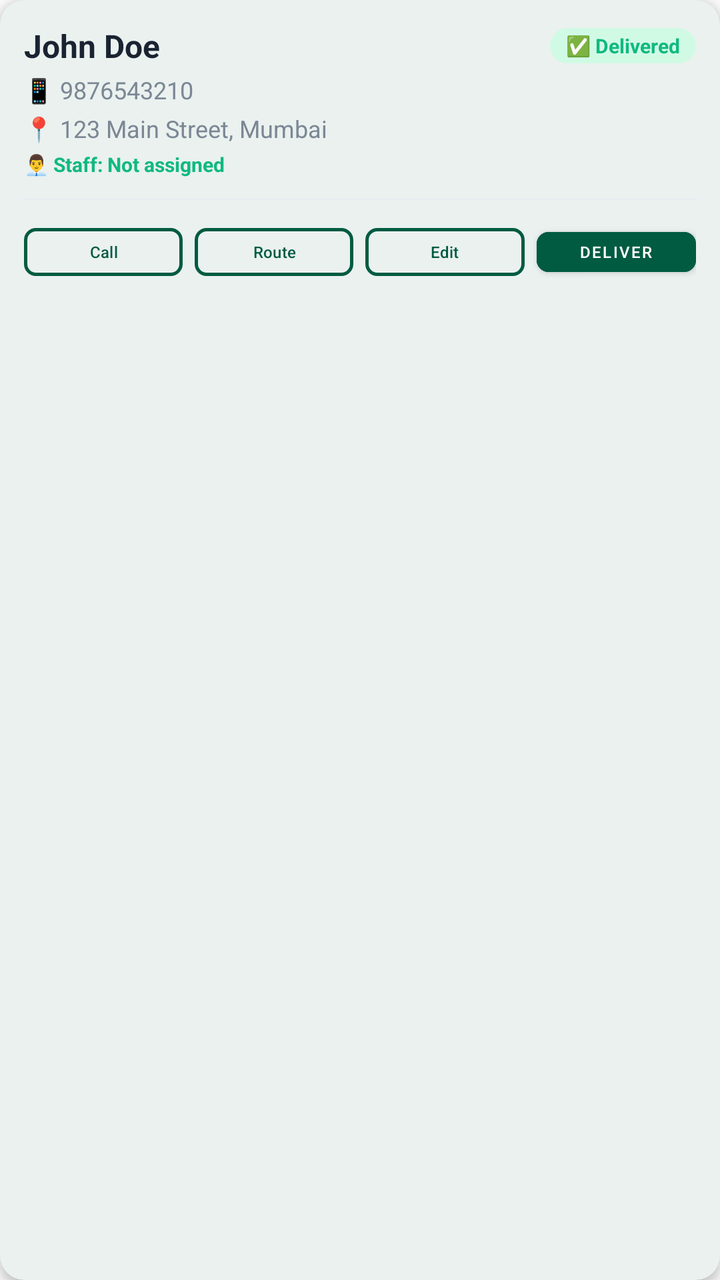
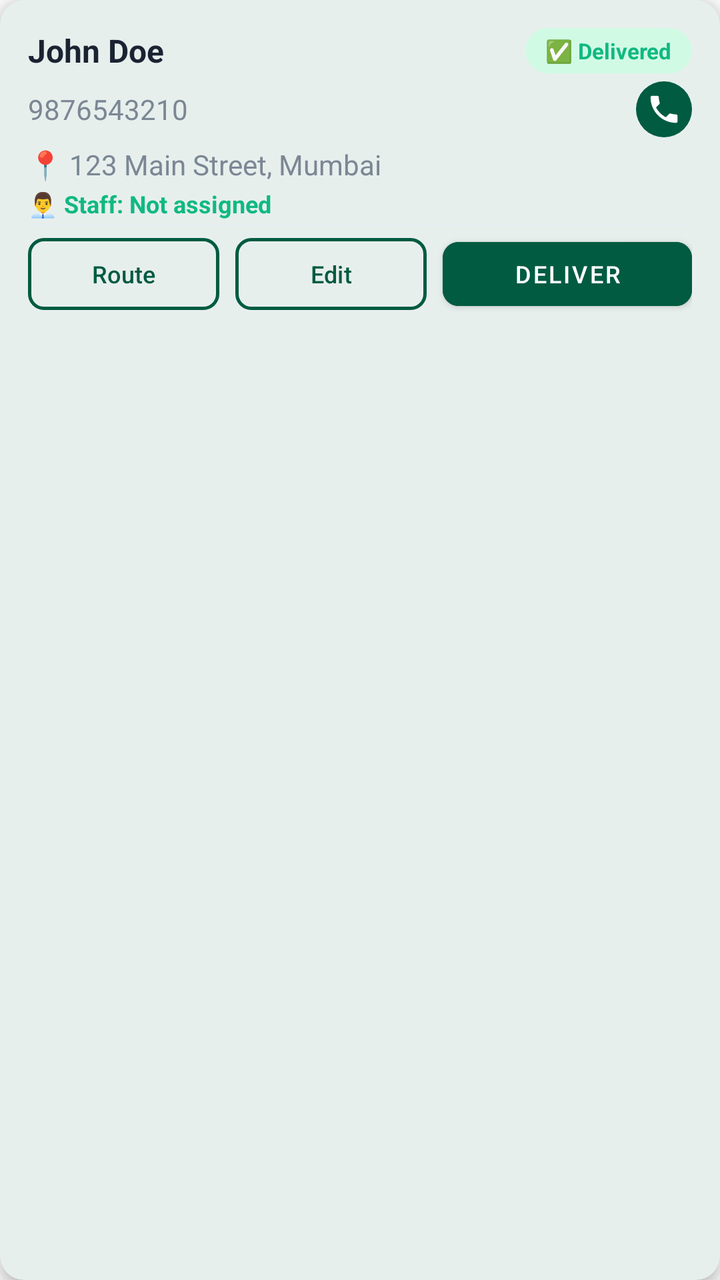

An Android layout rendered at two revisions. The XML below is the earlier revision; the diff shows what the commit changed to produce the second picture.
<!-- AndroidManifest.xml: application theme Theme.MilkDelivery -->
<!-- res/layout/item_customer_card.xml -->
<?xml version="1.0" encoding="utf-8"?>
<com.google.android.material.card.MaterialCardView
    xmlns:android="http://schemas.android.com/apk/res/android"
    xmlns:app="http://schemas.android.com/apk/res-auto"
    android:layout_width="match_parent"
    android:layout_height="wrap_content"
    android:layout_marginStart="@dimen/card_margin"
    android:layout_marginEnd="@dimen/card_margin"
    android:layout_marginTop="@dimen/card_margin_small"
    android:layout_marginBottom="@dimen/card_margin_small"
    app:cardCornerRadius="@dimen/card_corner_radius"
    app:cardElevation="@dimen/card_elevation"
    app:cardBackgroundColor="#FFFFFF">

    <LinearLayout
        android:layout_width="match_parent"
        android:layout_height="wrap_content"
        android:orientation="vertical"
        android:padding="@dimen/card_padding">

        
        <LinearLayout
            android:layout_width="match_parent"
            android:layout_height="wrap_content"
            android:orientation="horizontal"
            android:gravity="center_vertical">

            <TextView
                android:id="@+id/txt_customer_name"
                android:layout_width="0dp"
                android:layout_height="wrap_content"
                android:layout_weight="1"
                android:text="John Doe"
                android:textSize="@dimen/text_size_large"
                android:textStyle="bold"
                android:textColor="#1A2332"
                android:maxLines="1"
                android:ellipsize="end" />

            <TextView
                android:id="@+id/txt_customer_status"
                android:layout_width="wrap_content"
                android:layout_height="wrap_content"
                android:text="✅ Delivered"
                android:textSize="@dimen/text_size_small"
                android:textStyle="bold"
                android:paddingHorizontal="@dimen/status_padding_horizontal"
                android:paddingVertical="@dimen/status_padding_vertical"
                android:background="@drawable/bg_status_active"
                android:textColor="#10B981"
                android:layout_marginStart="@dimen/margin_small" />

        </LinearLayout>

        
        <TextView
            android:id="@+id/txt_customer_mobile"
            android:layout_width="wrap_content"
            android:layout_height="wrap_content"
            android:text="📱 9876543210"
            android:textSize="@dimen/text_size_medium"
            android:textColor="#7B8794"
            android:layout_marginTop="@dimen/margin_tiny" />

        
        <TextView
            android:id="@+id/txt_customer_address"
            android:layout_width="wrap_content"
            android:layout_height="wrap_content"
            android:text="📍 123 Main Street, Mumbai"
            android:textSize="@dimen/text_size_medium"
            android:textColor="#7B8794"
            android:layout_marginTop="@dimen/margin_tiny"
            android:maxLines="2"
            android:ellipsize="end" />

        
        <TextView
            android:id="@+id/txt_customer_staff_name"
            android:layout_width="wrap_content"
            android:layout_height="wrap_content"
            android:text="👨‍💼 Staff: Not assigned"
            android:textSize="@dimen/text_size_small"
            android:textColor="#10B981"
            android:textStyle="bold"
            android:layout_marginTop="@dimen/margin_tiny" />

        
        <View
            android:layout_width="match_parent"
            android:layout_height="1dp"
            android:background="#E8EDF2"
            android:layout_marginVertical="@dimen/margin_medium" />

        
        <LinearLayout
            android:layout_width="match_parent"
            android:layout_height="wrap_content"
            android:orientation="horizontal"
            android:weightSum="4"
            android:gravity="center">

            
            <com.google.android.material.button.MaterialButton
                android:id="@+id/btn_call"
                style="@style/Widget.Material3.Button.OutlinedButton"
                android:layout_width="0dp"
                android:layout_height="@dimen/button_height"
                android:layout_weight="1"
                android:layout_marginEnd="@dimen/button_margin_small"
                android:text="Call"
                android:textSize="@dimen/button_text_size"
                android:textColor="@color/primary"
                android:gravity="center"
                android:textAlignment="center"
                android:minWidth="0dp"
                app:strokeColor="@color/primary"
                app:strokeWidth="1.5dp"
                app:cornerRadius="@dimen/button_corner_radius"
                app:iconSize="@dimen/icon_size_small"
                app:iconGravity="textStart"
                app:iconPadding="@dimen/icon_padding" />

            
            <com.google.android.material.button.MaterialButton
                android:id="@+id/btn_navigate"
                style="@style/Widget.Material3.Button.OutlinedButton"
                android:layout_width="0dp"
                android:layout_height="@dimen/button_height"
                android:layout_weight="1"
                android:layout_marginStart="@dimen/button_margin_small"
                android:layout_marginEnd="@dimen/button_margin_small"
                android:text="Route"
                android:textSize="@dimen/button_text_size"
                android:textColor="@color/primary"
                android:gravity="center"
                android:textAlignment="center"
                android:minWidth="0dp"
                app:strokeColor="@color/primary"
                app:strokeWidth="1.5dp"
                app:cornerRadius="@dimen/button_corner_radius"
                app:iconSize="@dimen/icon_size_small"
                app:iconGravity="textStart"
                app:iconPadding="@dimen/icon_padding" />

            
            <com.google.android.material.button.MaterialButton
                android:id="@+id/btn_edit"
                style="@style/Widget.Material3.Button.OutlinedButton"
                android:layout_width="0dp"
                android:layout_height="@dimen/button_height"
                android:layout_weight="1"
                android:layout_marginStart="@dimen/button_margin_small"
                android:layout_marginEnd="@dimen/button_margin_small"
                android:text="Edit"
                android:textSize="@dimen/button_text_size"
                android:textColor="@color/primary"
                android:gravity="center"
                android:textAlignment="center"
                android:minWidth="0dp"
                app:strokeColor="@color/primary"
                app:strokeWidth="1.5dp"
                app:cornerRadius="@dimen/button_corner_radius"
                app:iconSize="@dimen/icon_size_small"
                app:iconGravity="textStart"
                app:iconPadding="@dimen/icon_padding" />

            
            <com.google.android.material.button.MaterialButton
                android:id="@+id/btn_deliver"
                android:layout_width="0dp"
                android:layout_height="@dimen/button_height"
                android:layout_weight="1"
                android:layout_marginStart="@dimen/button_margin_small"
                android:text="Deliver"
                android:textSize="@dimen/button_text_size"
                android:textColor="#FFFFFF"
                android:gravity="center"
                android:textAlignment="center"
                android:minWidth="0dp"
                android:backgroundTint="@color/primary"
                app:cornerRadius="@dimen/button_corner_radius"

                app:iconSize="@dimen/icon_size_small"
                app:iconGravity="textStart"
                app:iconPadding="@dimen/icon_padding"
                style="@style/Widget.MaterialComponents.Button" />

        </LinearLayout>

    </LinearLayout>

</com.google.android.material.card.MaterialCardView>
<!-- resources referenced by this layout -->
<resources>
  <color name="primary">#005B41</color>
  <dimen name="button_corner_radius">8dp</dimen>
  <dimen name="button_height">36dp</dimen>
  <dimen name="button_margin_small">4dp</dimen>
  <dimen name="button_text_size">10sp</dimen>
  <dimen name="card_corner_radius">16dp</dimen>
  <dimen name="card_elevation">4dp</dimen>
  <dimen name="card_margin">8dp</dimen>
  <dimen name="card_margin_small">4dp</dimen>
  <dimen name="card_padding">16dp</dimen>
  <dimen name="icon_padding">4dp</dimen>
  <dimen name="icon_size_small">16dp</dimen>
  <dimen name="margin_medium">12dp</dimen>
  <dimen name="margin_small">8dp</dimen>
  <dimen name="margin_tiny">4dp</dimen>
  <dimen name="status_padding_horizontal">10dp</dimen>
  <dimen name="status_padding_vertical">3dp</dimen>
  <dimen name="text_size_large">18sp</dimen>
  <dimen name="text_size_medium">14sp</dimen>
  <dimen name="text_size_small">12sp</dimen>
  <!-- drawable bg_status_active (drawable) -->
  <?xml version="1.0" encoding="utf-8"?>
  <shape xmlns:android="http://schemas.android.com/apk/res/android"
      android:shape="rectangle">
      <corners android:radius="12dp" />
      <solid android:color="#D1FAE5" />
  </shape>
  <style name="Theme.MilkDelivery" parent="Theme.Material3.Light.NoActionBar">
          
          <item name="colorPrimary">@color/primary</item>
          <item name="colorPrimaryDark">@color/primary_dark</item>
          <item name="colorSecondary">@color/secondary</item>
          <item name="android:statusBarColor">@color/primary</item>
          <item name="android:windowLightStatusBar">false</item>
  
          
          <item name="colorSurface">@color/surface</item>
          <item name="colorOnSurface">@color/on_surface</item>
          <item name="android:windowBackground">@color/background</item>
          <item name="colorSurfaceVariant">@color/surface_variant</item>
          <item name="colorOnSurfaceVariant">@color/on_surface_variant</item>
  
          
          <item name="materialCardViewStyle">@style/Widget.Material3.CardView.Elevated</item>
  
          
          <item name="android:colorBackground">@color/background</item>
          <item name="android:navigationBarColor">@color/background</item>
      </style>
  <color name="primary_dark">#00402E</color>
  <color name="secondary">#03DAC6</color>
  <color name="surface">#FFFFFF</color>
  <color name="on_surface">#212121</color>
  <color name="background">#FAFAFA</color>
  <color name="surface_variant">#F4F4F4</color>
  <color name="on_surface_variant">#555555</color>
</resources>

<!-- the commit's change to res/layout/item_customer_card.xml (unified diff, before → after) -->
@@ -4,19 +4,19 @@
     xmlns:app="http://schemas.android.com/apk/res-auto"
     android:layout_width="match_parent"
     android:layout_height="wrap_content"
-    android:layout_marginStart="@dimen/card_margin"
-    android:layout_marginEnd="@dimen/card_margin"
-    android:layout_marginTop="@dimen/card_margin_small"
-    android:layout_marginBottom="@dimen/card_margin_small"
-    app:cardCornerRadius="@dimen/card_corner_radius"
-    app:cardElevation="@dimen/card_elevation"
+    android:layout_marginStart="12dp"
+    android:layout_marginEnd="12dp"
+    android:layout_marginTop="6dp"
+    android:layout_marginBottom="6dp"
+    app:cardCornerRadius="12dp"
+    app:cardElevation="4dp"
     app:cardBackgroundColor="#FFFFFF">
 
     <LinearLayout
         android:layout_width="match_parent"
         android:layout_height="wrap_content"
         android:orientation="vertical"
-        android:padding="@dimen/card_padding">
+        android:padding="14dp">
 
         
         <LinearLayout
@@ -31,7 +31,7 @@
                 android:layout_height="wrap_content"
                 android:layout_weight="1"
                 android:text="John Doe"
-                android:textSize="@dimen/text_size_large"
+                android:textSize="16sp"
                 android:textStyle="bold"
                 android:textColor="#1A2332"
                 android:maxLines="1"
@@ -42,25 +42,46 @@
                 android:layout_width="wrap_content"
                 android:layout_height="wrap_content"
                 android:text="✅ Delivered"
-                android:textSize="@dimen/text_size_small"
+                android:textSize="11sp"
                 android:textStyle="bold"
-                android:paddingHorizontal="@dimen/status_padding_horizontal"
-                android:paddingVertical="@dimen/status_padding_vertical"
+                android:paddingHorizontal="10dp"
+                android:paddingVertical="4dp"
                 android:background="@drawable/bg_status_active"
                 android:textColor="#10B981"
-                android:layout_marginStart="@dimen/margin_small" />
+                android:layout_marginStart="8dp" />
 
         </LinearLayout>
 
         
-        <TextView
-            android:id="@+id/txt_customer_mobile"
-            android:layout_width="wrap_content"
+        <LinearLayout
+            android:layout_width="match_parent"
             android:layout_height="wrap_content"
-            android:text="📱 9876543210"
-            android:textSize="@dimen/text_size_medium"
-            android:textColor="#7B8794"
-            android:layout_marginTop="@dimen/margin_tiny" />
+            android:orientation="horizontal"
+            android:gravity="center_vertical"
+            android:layout_marginTop="4dp">
+
+            <TextView
+                android:id="@+id/txt_customer_mobile"
+                android:layout_width="0dp"
+                android:layout_height="wrap_content"
+                android:layout_weight="1"
+                android:text="9876543210"
+                android:textSize="14sp"
+                android:textColor="#7B8794" />
+
+            
+            <ImageButton
+                android:id="@+id/btn_call_icon"
+                android:layout_width="28dp"
+                android:layout_height="28dp"
+                android:background="@drawable/circle_background_primary"
+                android:src="@drawable/ic_call"
+                android:padding="5dp"
+                android:scaleType="centerInside"
+                android:contentDescription="Call"
+                app:tint="@android:color/white" />
+
+        </LinearLayout>
 
         
         <TextView
@@ -68,9 +89,9 @@
             android:layout_width="wrap_content"
             android:layout_height="wrap_content"
             android:text="📍 123 Main Street, Mumbai"
-            android:textSize="@dimen/text_size_medium"
+            android:textSize="14sp"
             android:textColor="#7B8794"
-            android:layout_marginTop="@dimen/margin_tiny"
+            android:layout_marginTop="4dp"
             android:maxLines="2"
             android:ellipsize="end" />
 
@@ -80,110 +101,83 @@
             android:layout_width="wrap_content"
             android:layout_height="wrap_content"
             android:text="👨‍💼 Staff: Not assigned"
-            android:textSize="@dimen/text_size_small"
+            android:textSize="12sp"
             android:textColor="#10B981"
             android:textStyle="bold"
-            android:layout_marginTop="@dimen/margin_tiny" />
+            android:layout_marginTop="2dp" />
 
         
         <View
             android:layout_width="match_parent"
             android:layout_height="1dp"
             android:background="#E8EDF2"
-            android:layout_marginVertical="@dimen/margin_medium" />
+            android:layout_marginVertical="2dp" />
 
         
         <LinearLayout
             android:layout_width="match_parent"
             android:layout_height="wrap_content"
             android:orientation="horizontal"
-            android:weightSum="4"
             android:gravity="center">
 
             
             <com.google.android.material.button.MaterialButton
-                android:id="@+id/btn_call"
+                android:id="@+id/btn_navigate"
                 style="@style/Widget.Material3.Button.OutlinedButton"
                 android:layout_width="0dp"
-                android:layout_height="@dimen/button_height"
+                android:layout_height="44dp"
                 android:layout_weight="1"
-                android:layout_marginEnd="@dimen/button_margin_small"
-                android:text="Call"
-                android:textSize="@dimen/button_text_size"
+                android:layout_marginEnd="4dp"
+                android:text="Route"
+                android:textSize="12sp"
                 android:textColor="@color/primary"
                 android:gravity="center"
                 android:textAlignment="center"
                 android:minWidth="0dp"
                 app:strokeColor="@color/primary"
                 app:strokeWidth="1.5dp"
-                app:cornerRadius="@dimen/button_corner_radius"
-                app:iconSize="@dimen/icon_size_small"
+                app:cornerRadius="8dp"
                 app:iconGravity="textStart"
-                app:iconPadding="@dimen/icon_padding" />
+                app:iconPadding="0dp" />
 
             
             <com.google.android.material.button.MaterialButton
-                android:id="@+id/btn_navigate"
+                android:id="@+id/btn_edit"
                 style="@style/Widget.Material3.Button.OutlinedButton"
                 android:layout_width="0dp"
-                android:layout_height="@dimen/button_height"
+                android:layout_height="44dp"
                 android:layout_weight="1"
-                android:layout_marginStart="@dimen/button_margin_small"
-                android:layout_marginEnd="@dimen/button_margin_small"
-                android:text="Route"
-                android:textSize="@dimen/button_text_size"
+                android:layout_marginStart="4dp"
+                android:layout_marginEnd="4dp"
+                android:text="Edit"
+                android:textSize="12sp"
                 android:textColor="@color/primary"
                 android:gravity="center"
                 android:textAlignment="center"
                 android:minWidth="0dp"
                 app:strokeColor="@color/primary"
                 app:strokeWidth="1.5dp"
-                app:cornerRadius="@dimen/button_corner_radius"
-                app:iconSize="@dimen/icon_size_small"
+                app:cornerRadius="8dp"
                 app:iconGravity="textStart"
-                app:iconPadding="@dimen/icon_padding" />
-
-            
-            <com.google.android.material.button.MaterialButton
-                android:id="@+id/btn_edit"
-                style="@style/Widget.Material3.Button.OutlinedButton"
-                android:layout_width="0dp"
-                android:layout_height="@dimen/button_height"
-                android:layout_weight="1"
-                android:layout_marginStart="@dimen/button_margin_small"
-                android:layout_marginEnd="@dimen/button_margin_small"
-                android:text="Edit"
-                android:textSize="@dimen/button_text_size"
-                android:textColor="@color/primary"
-                android:gravity="center"
-                android:textAlignment="center"
-                android:minWidth="0dp"
-                app:strokeColor="@color/primary"
-                app:strokeWidth="1.5dp"
-                app:cornerRadius="@dimen/button_corner_radius"
-                app:iconSize="@dimen/icon_size_small"
-                app:iconGravity="textStart"
-                app:iconPadding="@dimen/icon_padding" />
+                app:iconPadding="0dp" />
 
             
             <com.google.android.material.button.MaterialButton
                 android:id="@+id/btn_deliver"
                 android:layout_width="0dp"
-                android:layout_height="@dimen/button_height"
-                android:layout_weight="1"
-                android:layout_marginStart="@dimen/button_margin_small"
+                android:layout_height="44dp"
+                android:layout_weight="1.3"
+                android:layout_marginStart="4dp"
                 android:text="Deliver"
-                android:textSize="@dimen/button_text_size"
+                android:textSize="12sp"
                 android:textColor="#FFFFFF"
                 android:gravity="center"
                 android:textAlignment="center"
                 android:minWidth="0dp"
                 android:backgroundTint="@color/primary"
-                app:cornerRadius="@dimen/button_corner_radius"
-
-                app:iconSize="@dimen/icon_size_small"
+                app:cornerRadius="8dp"
                 app:iconGravity="textStart"
-                app:iconPadding="@dimen/icon_padding"
+                app:iconPadding="0dp"
                 style="@style/Widget.MaterialComponents.Button" />
 
         </LinearLayout>
<!-- resource entries referenced after the edit -->
@@ -1,25 +1,6 @@
 <!-- resources referenced by this layout -->
 <resources>
   <color name="primary">#005B41</color>
-  <dimen name="button_corner_radius">8dp</dimen>
-  <dimen name="button_height">36dp</dimen>
-  <dimen name="button_margin_small">4dp</dimen>
-  <dimen name="button_text_size">10sp</dimen>
-  <dimen name="card_corner_radius">16dp</dimen>
-  <dimen name="card_elevation">4dp</dimen>
-  <dimen name="card_margin">8dp</dimen>
-  <dimen name="card_margin_small">4dp</dimen>
-  <dimen name="card_padding">16dp</dimen>
-  <dimen name="icon_padding">4dp</dimen>
-  <dimen name="icon_size_small">16dp</dimen>
-  <dimen name="margin_medium">12dp</dimen>
-  <dimen name="margin_small">8dp</dimen>
-  <dimen name="margin_tiny">4dp</dimen>
-  <dimen name="status_padding_horizontal">10dp</dimen>
-  <dimen name="status_padding_vertical">3dp</dimen>
-  <dimen name="text_size_large">18sp</dimen>
-  <dimen name="text_size_medium">14sp</dimen>
-  <dimen name="text_size_small">12sp</dimen>
   <!-- drawable bg_status_active (drawable) -->
   <?xml version="1.0" encoding="utf-8"?>
   <shape xmlns:android="http://schemas.android.com/apk/res/android"
@@ -27,6 +8,23 @@
       <corners android:radius="12dp" />
       <solid android:color="#D1FAE5" />
   </shape>
+  <!-- drawable circle_background_primary (drawable) -->
+  <?xml version="1.0" encoding="utf-8"?>
+  <shape xmlns:android="http://schemas.android.com/apk/res/android"
+      android:shape="oval">
+      <solid android:color="@color/primary" />
+  </shape>
+  <!-- drawable ic_call (drawable) -->
+  <vector xmlns:android="http://schemas.android.com/apk/res/android"
+      android:width="24dp"
+      android:height="24dp"
+      android:viewportWidth="24"
+      android:viewportHeight="24"
+      android:tint="?attr/colorControlNormal">
+    <path
+        android:fillColor="@android:color/white"
+        android:pathData="M20.01,15.38c-1.23,0 -2.42,-0.2 -3.53,-0.56a0.977,0.977 0,0 0 -1.01,0.24l-2.2,2.2c-2.83,-1.44 -5.15,-3.75 -6.59,-6.59l2.2,-2.21c0.28,-0.26 0.36,-0.65 0.25,-1.01C8.75,6.41 8.55,5.22 8.55,3.99c0,-0.55 -0.45,-1 -1,-1H4.03c-0.55,0 -1,0.45 -1,1c0,9.39 7.63,17.02 17.02,17.02c0.55,0 1,-0.45 1,-1v-3.59c0,-0.55 -0.45,-1 -1,-1z"/>
+  </vector>
   <style name="Theme.MilkDelivery" parent="Theme.Material3.Light.NoActionBar">
           
           <item name="colorPrimary">@color/primary</item>
